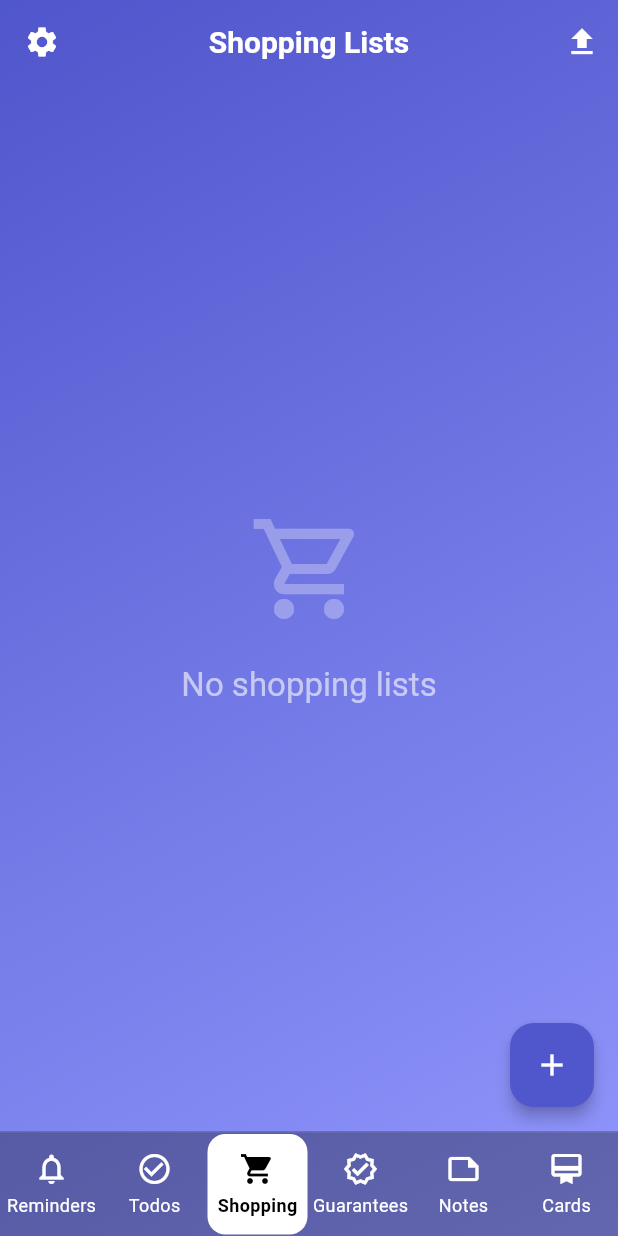
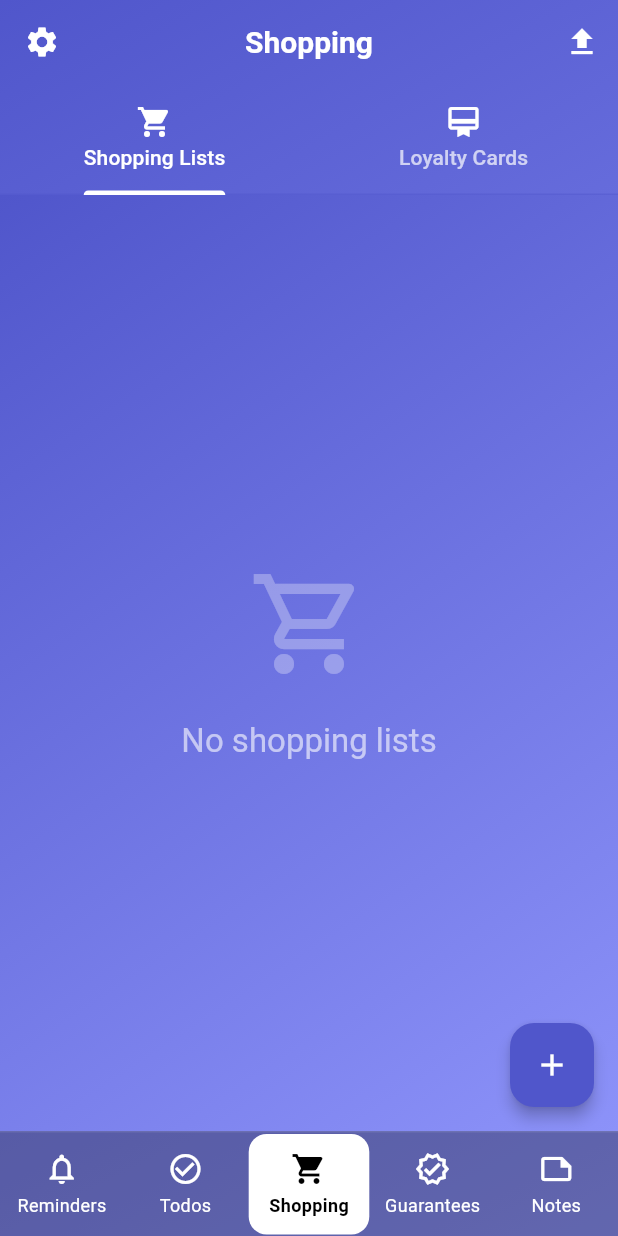
Before and after one commit to kkelis/todolio, a Flutter app: the screen it shows after launch, item 3 of the bottom bar chosen, after a tap on the "file upload" icon, on a phone screen of 412 x 824 dp. Run offline on Flutter 3.47's test engine with Material 3 defaults, Android fonts, the phone set to English and light mode, and no system bars; our stand-ins replace barcode_widget, file_picker, flutter_local_notifications, flutter_riverpod, hive_flutter, image_picker and 3 more; missing offline and left inert: mobile_scanner; accounts and stored records are empty.

Commit message:
Unify shopping lists and loyalty cards into single tabbed view
- Created ShoppingUnifiedScreen with tabs for Shopping Lists and Loyalty Cards
- Removed separate 'Cards' navigation item to save space in bottom navigation
- Updated main navigation to show unified 'Shopping' screen when either feature is enabled
- Added showAppBar parameter to both screens to support embedding in tabs
- Dynamic app bar title: 'Shopping' when both enabled, 'Shopping Lists' or 'Loyalty Cards' when only one enabled
- Tabs only shown when both features are enabled, otherwise shows single screen directly
- Import CSV button appears in unified screen when on Shopping Lists tab
- Tab icons and labels styled in white for better visibility

```diff
--- a/lib/screens/loyalty_cards_screen.dart
+++ b/lib/screens/loyalty_cards_screen.dart
@@ -15,7 +15,9 @@ import '../widgets/barcode_display_widget.dart';
 import 'settings_screen.dart';
 
 class LoyaltyCardsScreen extends ConsumerStatefulWidget {
-  const LoyaltyCardsScreen({super.key});
+  final bool showAppBar;
+
+  const LoyaltyCardsScreen({super.key, this.showAppBar = true});
 
   @override
   ConsumerState<LoyaltyCardsScreen> createState() => _LoyaltyCardsScreenState();
@@ -31,7 +33,8 @@ class _LoyaltyCardsScreenState extends ConsumerState<LoyaltyCardsScreen> {
     return GradientBackground(
       child: Scaffold(
         backgroundColor: Colors.transparent,
-        appBar: AppBar(
+        appBar: widget.showAppBar
+            ? AppBar(
                 title: const Text('Loyalty Cards'),
                 leading: IconButton(
                   icon: const Icon(Icons.settings),
@@ -44,7 +47,8 @@ class _LoyaltyCardsScreenState extends ConsumerState<LoyaltyCardsScreen> {
                     );
                   },
                 ),
-        ),
+              )
+            : null,
         body: cardsAsync.when(
           data: (cards) {
             if (cards.isEmpty) {
--- a/lib/screens/main_navigation.dart
+++ b/lib/screens/main_navigation.dart
@@ -2,10 +2,9 @@ import 'package:flutter/material.dart';
 import 'package:flutter_riverpod/flutter_riverpod.dart';
 import 'reminders_screen.dart';
 import 'todos_screen.dart';
-import 'shopping_lists_screen.dart';
+import 'shopping_unified_screen.dart';
 import 'guarantees_screen.dart';
 import 'notes_screen.dart';
-import 'loyalty_cards_screen.dart';
 import 'settings_screen.dart';
 import '../widgets/gradient_background.dart';
 import '../services/notification_service.dart';
@@ -49,10 +48,11 @@ class _MainNavigationState extends ConsumerState<MainNavigation> {
     final screens = <Widget>[];
     if (settings.remindersEnabled) screens.add(const RemindersScreen());
     if (settings.todosEnabled) screens.add(const TodosScreen());
-    if (settings.shoppingEnabled) screens.add(const ShoppingListsScreen());
+    if (settings.shoppingEnabled || settings.loyaltyCardsEnabled) {
+      screens.add(const ShoppingUnifiedScreen());
+    }
     if (settings.guaranteesEnabled) screens.add(const GuaranteesScreen());
     if (settings.notesEnabled) screens.add(const NotesScreen());
-    if (settings.loyaltyCardsEnabled) screens.add(const LoyaltyCardsScreen());
     return screens;
   }
 
@@ -72,7 +72,7 @@ class _MainNavigationState extends ConsumerState<MainNavigation> {
         label: 'Todos',
       ));
     }
-    if (settings.shoppingEnabled) {
+    if (settings.shoppingEnabled || settings.loyaltyCardsEnabled) {
       destinations.add(const NavigationDestination(
         icon: Icon(Icons.shopping_cart_outlined),
         selectedIcon: Icon(Icons.shopping_cart),
@@ -91,13 +91,6 @@ class _MainNavigationState extends ConsumerState<MainNavigation> {
         icon: Icon(Icons.note_outlined),
         selectedIcon: Icon(Icons.note),
         label: 'Notes',
-      ));
-    }
-    if (settings.loyaltyCardsEnabled) {
-      destinations.add(const NavigationDestination(
-        icon: Icon(Icons.card_membership_outlined),
-        selectedIcon: Icon(Icons.card_membership),
-        label: 'Cards',
       ));
     }
     return destinations;
--- a/lib/screens/shopping_lists_screen.dart
+++ b/lib/screens/shopping_lists_screen.dart
@@ -11,7 +11,9 @@ import '../utils/undo_deletion_helper.dart';
 import 'settings_screen.dart';
 
 class ShoppingListsScreen extends ConsumerStatefulWidget {
-  const ShoppingListsScreen({super.key});
+  final bool showAppBar;
+
+  const ShoppingListsScreen({super.key, this.showAppBar = true});
 
   @override
   ConsumerState<ShoppingListsScreen> createState() => _ShoppingListsScreenState();
@@ -25,7 +27,8 @@ class _ShoppingListsScreenState extends ConsumerState<ShoppingListsScreen> {
     return GradientBackground(
       child: Scaffold(
         backgroundColor: Colors.transparent,
-        appBar: AppBar(
+        appBar: widget.showAppBar
+            ? AppBar(
                 title: const Text('Shopping Lists'),
                 leading: IconButton(
                   icon: const Icon(Icons.settings),
@@ -45,7 +48,8 @@ class _ShoppingListsScreenState extends ConsumerState<ShoppingListsScreen> {
                     tooltip: 'Import CSV',
                   ),
                 ],
-        ),
+              )
+            : null,
         body: RefreshIndicator(
           onRefresh: () async {
             ref.invalidate(shoppingListsProvider);
--- /dev/null
+++ b/lib/screens/shopping_unified_screen.dart
@@ -0,0 +1,170 @@
+import 'package:flutter/material.dart';
+import 'package:flutter_riverpod/flutter_riverpod.dart';
+import 'shopping_lists_screen.dart';
+import 'loyalty_cards_screen.dart';
+import '../widgets/gradient_background.dart';
+import '../providers/shopping_lists_provider.dart';
+import '../providers/settings_provider.dart';
+import 'settings_screen.dart';
+
+class ShoppingUnifiedScreen extends ConsumerStatefulWidget {
+  const ShoppingUnifiedScreen({super.key});
+
+  @override
+  ConsumerState<ShoppingUnifiedScreen> createState() => _ShoppingUnifiedScreenState();
+}
+
+class _ShoppingUnifiedScreenState extends ConsumerState<ShoppingUnifiedScreen>
+    with SingleTickerProviderStateMixin {
+  TabController? _tabController;
+
+  @override
+  void dispose() {
+    _tabController?.dispose();
+    super.dispose();
+  }
+
+  Future<void> _importShoppingList() async {
+    try {
+      final notifier = ref.read(shoppingListsNotifierProvider.notifier);
+      final importedList = await notifier.importShoppingList();
+
+      if (importedList != null && mounted) {
+        ScaffoldMessenger.of(context).showSnackBar(
+          SnackBar(
+            content: Text(
+              'Imported "${importedList.name}" with ${importedList.items.length} items',
+              style: const TextStyle(color: Colors.white),
+            ),
+            duration: const Duration(seconds: 2),
+            backgroundColor: Colors.green,
+          ),
+        );
+      }
+    } catch (e) {
+      if (mounted) {
+        ScaffoldMessenger.of(context).showSnackBar(
+          SnackBar(
+            content: Text(
+              'Failed to import: ${e.toString()}',
+              style: const TextStyle(color: Colors.white),
+            ),
+            backgroundColor: Colors.red,
+            duration: const Duration(seconds: 4),
+          ),
+        );
+      }
+    }
+  }
+
+  @override
+  Widget build(BuildContext context) {
+    final settingsAsync = ref.watch(appSettingsProvider);
+
+    return settingsAsync.when(
+      data: (settings) {
+        final showShoppingLists = settings.shoppingEnabled;
+        final showLoyaltyCards = settings.loyaltyCardsEnabled;
+        final showTabs = showShoppingLists && showLoyaltyCards;
+
+        // Initialize tab controller only if both are enabled
+        if (showTabs && _tabController == null) {
+          _tabController = TabController(length: 2, vsync: this);
+        } else if (!showTabs && _tabController != null) {
+          _tabController?.dispose();
+          _tabController = null;
+        }
+
+        // Determine which tab is active (only relevant when tabs are shown)
+        final isShoppingListsTab = !showTabs
+            ? showShoppingLists
+            : (_tabController?.index ?? 0) == 0;
+
+        // Determine app bar title based on enabled features
+        final appBarTitle = showTabs
+            ? 'Shopping'
+            : showShoppingLists
+                ? 'Shopping Lists'
+                : showLoyaltyCards
+                    ? 'Loyalty Cards'
+                    : 'Shopping';
+
+        return GradientBackground(
+          child: Scaffold(
+            backgroundColor: Colors.transparent,
+            appBar: AppBar(
+              title: Text(appBarTitle),
+              leading: IconButton(
+                icon: const Icon(Icons.settings),
+                onPressed: () {
+                  Navigator.push(
+                    context,
+                    MaterialPageRoute(
+                      builder: (context) => const SettingsScreen(),
+                    ),
+                  );
+                },
+              ),
+              actions: [
+                if (isShoppingListsTab && showShoppingLists)
+                  IconButton(
+                    icon: const Icon(Icons.file_upload),
+                    onPressed: () => _importShoppingList(),
+                    tooltip: 'Import CSV',
+                  ),
+              ],
+              bottom: showTabs && _tabController != null
+                  ? TabBar(
+                      controller: _tabController!,
+                      labelColor: Colors.white,
+                      unselectedLabelColor: Colors.white.withValues(alpha: 0.7),
+                      indicatorColor: Colors.white,
+                      tabs: const [
+                        Tab(
+                          icon: Icon(Icons.shopping_cart, color: Colors.white),
+                          text: 'Shopping Lists',
+                        ),
+                        Tab(
+                          icon: Icon(Icons.card_membership, color: Colors.white),
+                          text: 'Loyalty Cards',
+                        ),
+                      ],
+                    )
+                  : null,
+            ),
+            body: showTabs && _tabController != null
+                ? TabBarView(
+                    controller: _tabController!,
+                    children: const [
+                      ShoppingListsScreen(showAppBar: false),
+                      LoyaltyCardsScreen(showAppBar: false),
+                    ],
+                  )
+                : showShoppingLists
+                    ? const ShoppingListsScreen(showAppBar: false)
+                    : showLoyaltyCards
+                        ? const LoyaltyCardsScreen(showAppBar: false)
+                        : const Center(child: Text('No sections enabled')),
+          ),
+        );
+      },
+      loading: () => const Scaffold(
+        body: Center(child: CircularProgressIndicator()),
+      ),
+      error: (error, stack) => Scaffold(
+        body: Center(
+          child: Column(
+            mainAxisAlignment: MainAxisAlignment.center,
+            children: [
+              Text('Error loading settings: $error'),
+              ElevatedButton(
+                onPressed: () => ref.invalidate(appSettingsProvider),
+                child: const Text('Retry'),
+              ),
+            ],
+          ),
+        ),
+      ),
+    );
+  }
+}
```
Lines whose indentation alone changed are shown as unchanged.
